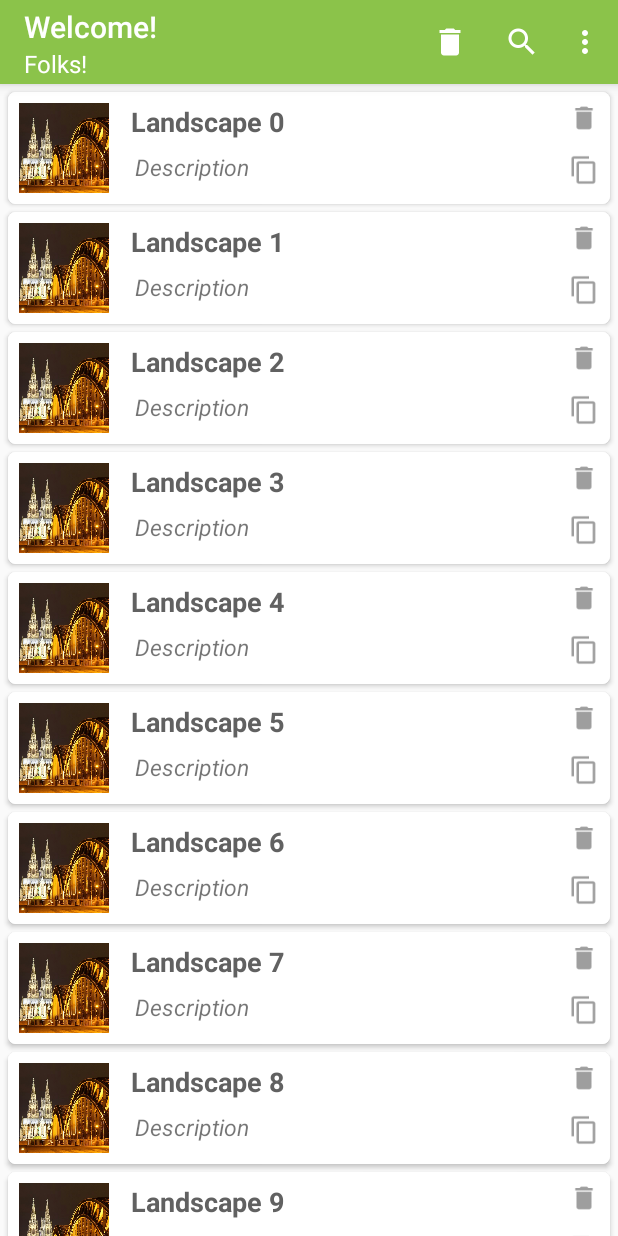
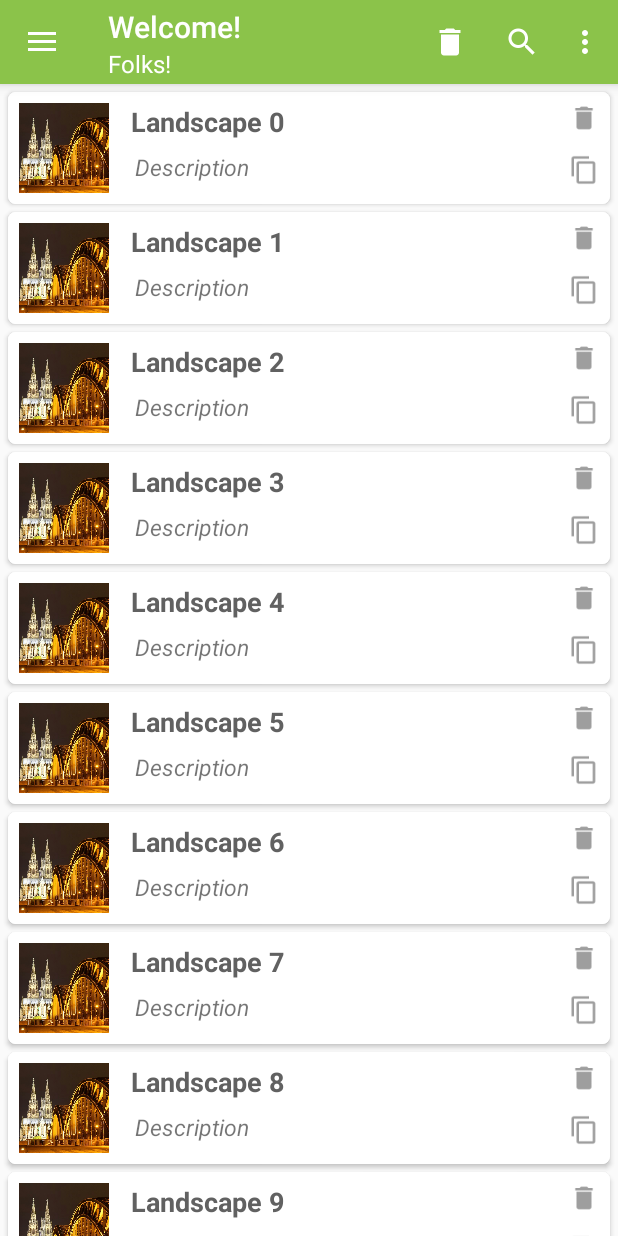
Before and after one commit to josesco5/android-material-design-practice, an Android app: the screen it shows after launch (MainActivity), on a phone screen of 412 x 824 dp. Run offline under Robolectric (Android 15) with nearby library versions, the phone set to English and light mode, and no system bars.

Commit message:
Add Full Height Navigation Drawer

```diff
--- a/app/src/main/java/com/example/applytheme/MainActivity.java
+++ b/app/src/main/java/com/example/applytheme/MainActivity.java
@@ -1,6 +1,7 @@
 package com.example.applytheme;
 
 import android.os.Bundle;
+import android.support.v4.widget.DrawerLayout;
 import android.support.v7.app.AppCompatActivity;
 import android.support.v7.widget.DefaultItemAnimator;
 import android.support.v7.widget.LinearLayoutManager;
@@ -10,6 +11,7 @@ import android.view.MenuItem;
 import android.widget.Toast;
 
 import com.example.applytheme.adapter.RecyclerAdapter;
+import com.example.applytheme.fragment.NavigationDrawerFragment;
 import com.example.applytheme.model.Landscape;
 
 public class MainActivity extends AppCompatActivity {
@@ -27,6 +29,7 @@ public class MainActivity extends AppCompatActivity {
 
         setUpToolbarMenu();
         setUpRecyclerView();
+        setUpDrawer();
     }
 
     private void setUpToolbarMenu() {
@@ -79,4 +82,10 @@ public class MainActivity extends AppCompatActivity {
 
         recyclerView.setItemAnimator(new DefaultItemAnimator());
     }
+
+    private void setUpDrawer() {
+        NavigationDrawerFragment drawerFragment = (NavigationDrawerFragment) getFragmentManager().findFragmentById(R.id.nav_drawer_fragment);
+        DrawerLayout drawerLayout = (DrawerLayout) findViewById(R.id.drawer_layout);
+        drawerFragment.setUpDrawer(R.id.nav_drawer_fragment, drawerLayout, toolbar);
+    }
 }
--- /dev/null
+++ b/app/src/main/java/com/example/applytheme/adapter/NavigationDrawerAdapter.java
@@ -0,0 +1,72 @@
+package com.example.applytheme.adapter;
+
+import android.content.Context;
+import android.support.v7.widget.RecyclerView;
+import android.view.LayoutInflater;
+import android.view.View;
+import android.view.ViewGroup;
+import android.widget.ImageView;
+import android.widget.TextView;
+import android.widget.Toast;
+
+import com.example.applytheme.R;
+import com.example.applytheme.model.NavigationDrawerItem;
+
+import java.util.Collection;
+import java.util.Collections;
+import java.util.List;
+
+/**
+ * Created by jose on 28/03/16.
+ */
+public class NavigationDrawerAdapter extends RecyclerView.Adapter<NavigationDrawerAdapter.MyViewHolder> {
+
+    private List<NavigationDrawerItem> mDataList = Collections.emptyList();
+    private LayoutInflater inflater;
+    private Context context;
+
+    public NavigationDrawerAdapter(Context context, List<NavigationDrawerItem> data) {
+        this.context = context;
+        inflater = LayoutInflater.from(context);
+        this.mDataList = data;
+    }
+
+    @Override
+    public MyViewHolder onCreateViewHolder(ViewGroup parent, int viewType) {
+        View view = inflater.inflate(R.layout.nav_drawer_list_item, parent, false);
+        MyViewHolder holder = new MyViewHolder(view);
+        return holder;
+    }
+
+    @Override
+    public void onBindViewHolder(final MyViewHolder holder, int position) {
+        NavigationDrawerItem current = mDataList.get(position);
+
+        holder.imgIcon.setImageResource(current.getImageId());
+        holder.title.setText(current.getTitle());
+        holder.itemView.setOnClickListener(new View.OnClickListener() {
+            @Override
+            public void onClick(View v) {
+                Toast.makeText(context, holder.title.getText().toString(), Toast.LENGTH_LONG).show();
+            }
+        });
+    }
+
+    @Override
+    public int getItemCount() {
+        return mDataList.size();
+    }
+
+    class MyViewHolder extends RecyclerView.ViewHolder {
+        TextView title;
+        ImageView imgIcon;
+        View itemView;
+
+        public MyViewHolder(View itemView) {
+            super(itemView);
+            title = (TextView) itemView.findViewById(R.id.title);
+            imgIcon = (ImageView) itemView.findViewById(R.id.imgIcon);
+            this.itemView = itemView;
+        }
+    }
+}
--- /dev/null
+++ b/app/src/main/java/com/example/applytheme/fragment/NavigationDrawerFragment.java
@@ -0,0 +1,69 @@
+package com.example.applytheme.fragment;
+
+import android.app.Fragment;
+import android.os.Bundle;
+import android.support.annotation.Nullable;
+import android.support.v4.widget.DrawerLayout;
+import android.support.v7.app.ActionBarDrawerToggle;
+import android.support.v7.widget.LinearLayoutManager;
+import android.support.v7.widget.RecyclerView;
+import android.support.v7.widget.Toolbar;
+import android.view.LayoutInflater;
+import android.view.View;
+import android.view.ViewGroup;
+
+import com.example.applytheme.R;
+import com.example.applytheme.adapter.NavigationDrawerAdapter;
+import com.example.applytheme.model.NavigationDrawerItem;
+
+/**
+ * Created by jose on 28/03/16.
+ */
+public class NavigationDrawerFragment extends Fragment {
+    private ActionBarDrawerToggle mDrawerToggle;
+    private DrawerLayout mDrawerLayout;
+
+    @Nullable
+    @Override
+    public View onCreateView(LayoutInflater inflater, ViewGroup container, Bundle savedInstanceState) {
+        View view = inflater.inflate(R.layout.fragment_navigation_drawer, container, false);
+        setUpRecyclerView(view);
+        return view;
+    }
+
+    private void setUpRecyclerView(View view) {
+        RecyclerView recyclerView = (RecyclerView) view.findViewById(R.id.drawerList);
+        NavigationDrawerAdapter adapter = new NavigationDrawerAdapter(getActivity(), NavigationDrawerItem.getData());
+        recyclerView.setAdapter(adapter);
+        recyclerView.setLayoutManager(new LinearLayoutManager(getActivity()));
+    }
+
+    public void setUpDrawer(int fragmentId, DrawerLayout drawerLayout, Toolbar toolbar) {
+        mDrawerLayout = drawerLayout;
+
+        mDrawerToggle = new ActionBarDrawerToggle(getActivity(), drawerLayout, toolbar, R.string.action_delete, R.string.action_edit) {
+            @Override
+            public void onDrawerClosed(View drawerView) {
+                super.onDrawerClosed(drawerView);
+            }
+
+            @Override
+            public void onDrawerOpened(View drawerView) {
+                super.onDrawerOpened(drawerView);
+            }
+
+            @Override
+            public void onDrawerSlide(View drawerView, float slideOffset) {
+                super.onDrawerSlide(drawerView, slideOffset);
+            }
+        };
+
+        mDrawerLayout.setDrawerListener(mDrawerToggle);
+        mDrawerLayout.post(new Runnable() {
+            @Override
+            public void run() {
+                mDrawerToggle.syncState();
+            }
+        });
+    }
+}
--- /dev/null
+++ b/app/src/main/java/com/example/applytheme/model/NavigationDrawerItem.java
@@ -0,0 +1,43 @@
+package com.example.applytheme.model;
+
+import com.example.applytheme.R;
+
+import java.util.ArrayList;
+import java.util.List;
+
+/**
+ * Created by jose on 28/03/16.
+ */
+public class NavigationDrawerItem {
+
+    private String title;
+    private int imageId;
+
+    public String getTitle() {
+        return title;
+    }
+
+    public void setTitle(String title) {
+        this.title = title;
+    }
+
+    public int getImageId() {
+        return imageId;
+    }
+
+    public void setImageId(int imageId) {
+        this.imageId = imageId;
+    }
+
+    public static List<NavigationDrawerItem> getData() {
+        List<NavigationDrawerItem> dataList = new ArrayList<>();
+
+        for (int i = 0; i < 6; i++) {
+            NavigationDrawerItem navItem = new NavigationDrawerItem();
+            navItem.setTitle("Drawer Item " + i);
+            navItem.setImageId(R.drawable.ic_flight_black);
+            dataList.add(navItem);
+        }
+        return dataList;
+    }
+}
--- a/app/src/main/res/layout/activity_main.xml
+++ b/app/src/main/res/layout/activity_main.xml
@@ -1,9 +1,15 @@
-<LinearLayout xmlns:android="http://schemas.android.com/apk/res/android"
+<android.support.v4.widget.DrawerLayout
+    android:id="@+id/drawer_layout"
+    xmlns:android="http://schemas.android.com/apk/res/android"
+    xmlns:app="http://schemas.android.com/apk/res-auto"
     xmlns:tools="http://schemas.android.com/tools"
     android:layout_width="match_parent"
+    android:layout_height="match_parent">
+
+    <LinearLayout
+        android:layout_width="match_parent"
         android:layout_height="match_parent"
-    android:orientation="vertical"
-    tools:context=".MainActivity">
+        android:orientation="vertical">
 
         <include
             android:id="@+id/toolbar"
@@ -17,3 +23,13 @@
         </android.support.v7.widget.RecyclerView>
 
     </LinearLayout>
+
+    <fragment
+        android:id="@+id/nav_drawer_fragment"
+        android:name="com.example.applytheme.fragment.NavigationDrawerFragment"
+        android:layout_width="270dp"
+        android:layout_height="match_parent"
+        android:layout_gravity="start"
+        app:layout="@layout/fragment_navigation_drawer"
+        tools:layout="@layout/fragment_navigation_drawer"/>
+</android.support.v4.widget.DrawerLayout>
```
Also changed, not shown: app/src/main/res/layout/fragment_navigation_drawer.xml (added, +27 -0 lines), app/src/main/res/layout/nav_drawer_list_item.xml (added, +28 -0 lines), app/src/main/res/drawable-hdpi/ic_flight_black.png (added), app/src/main/res/drawable-hdpi/ic_profile.png (added). Lines whose indentation alone changed are shown as unchanged.
